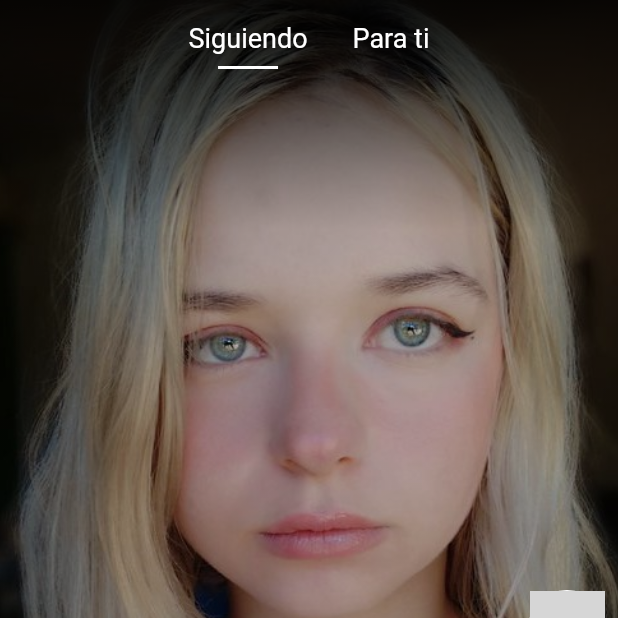
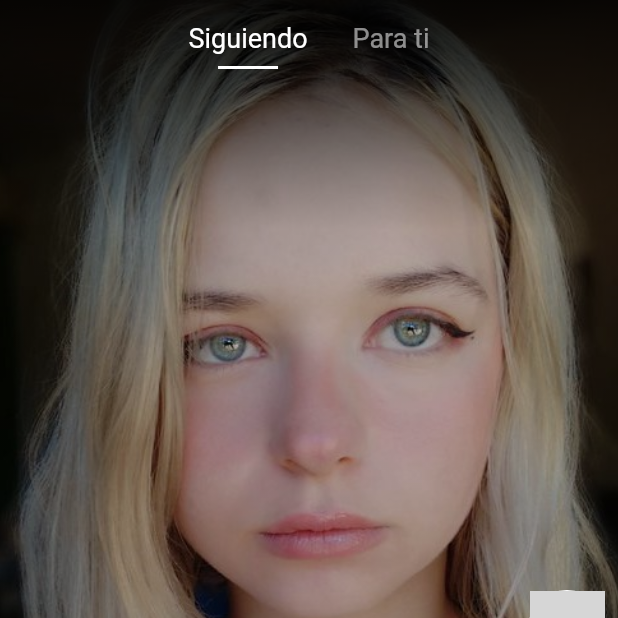
Before and after one commit to CrissAlvarezH/TikTokUiClone, a Flutter app: the screen it shows after launch, on a phone screen of 412 x 824 dp, the top half of it. Run offline on Flutter 3.47's test engine with Material 2 defaults, Android fonts, the phone set to English and light mode, and no system bars; network calls fail; grey boxes are pictures that could not be loaded.

Commit message:
chg: color of 'Para ti' label

```diff
--- a/lib/main.dart
+++ b/lib/main.dart
@@ -169,7 +169,7 @@ class CloneTiktok extends StatelessWidget {
                 'Para ti',
                 style: TextStyle(
                   fontSize: 18.0,
-                  color: Colors.white
+                  color: Colors.white54
                 ),
               )
             ],
```
